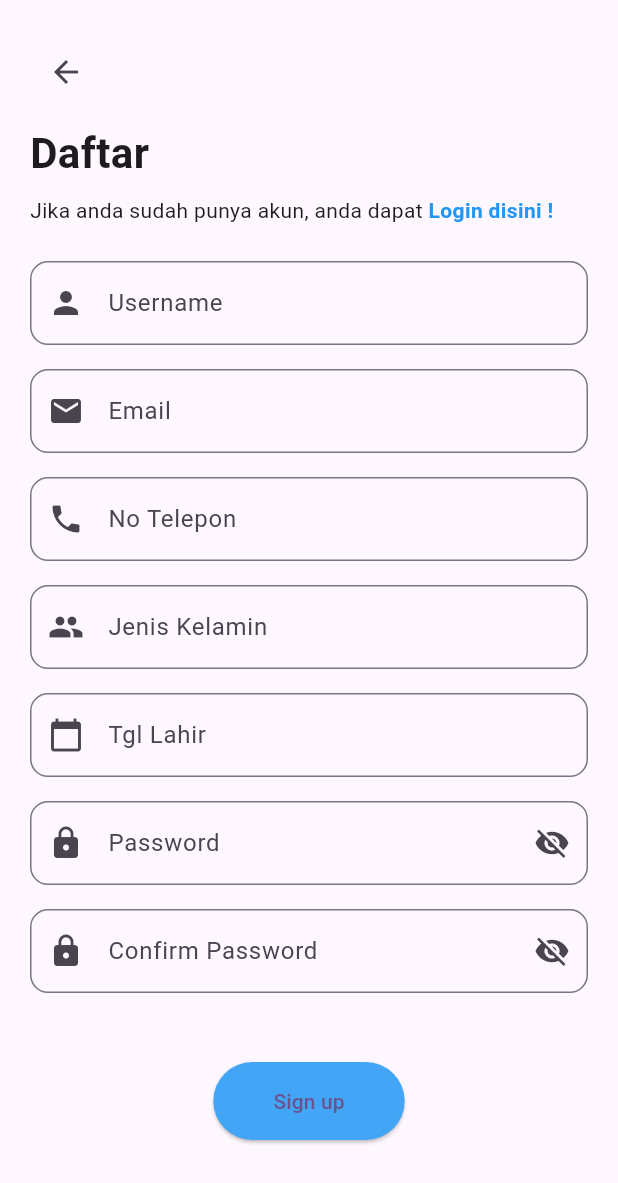
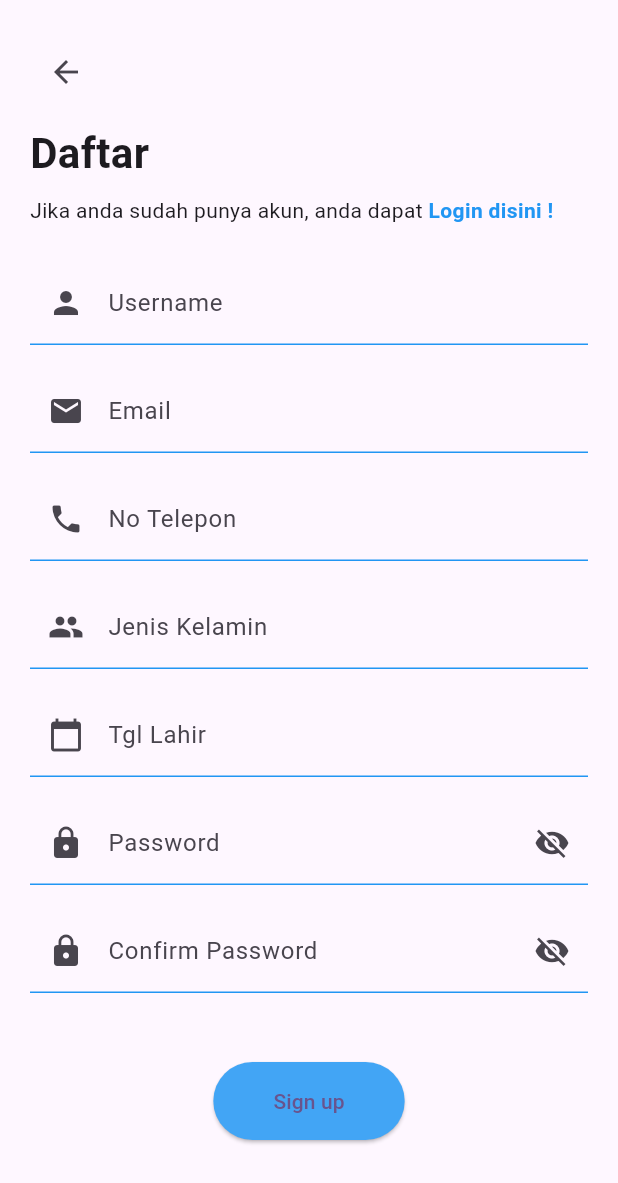
Before and after one commit to adeliaputri7/mobilebita, a Flutter app: the screen it shows after launch, item 3 of the bottom bar chosen, after a tap on "Daftar Akun", on a phone screen of 412 x 824 dp. Shown: the top 1183 px of the screen. Run offline on Flutter 3.47's test engine with Material 3 defaults, Android fonts, the phone set to English and light mode, and no system bars.

Commit message:
merubah rubah

```diff
--- a/lib/register.dart
+++ b/lib/register.dart
@@ -1,4 +1,5 @@
 import 'package:flutter/material.dart';
+import 'package:mobilebita/login.dart';
 
 class RegisterPage extends StatefulWidget {
   const RegisterPage({super.key});
@@ -40,7 +41,11 @@ class _RegisterPageState extends State<RegisterPage> {
                   const Text('Jika anda sudah punya akun, anda dapat '),
                   GestureDetector(
                     onTap: () {
-                      // Navigasi ke halaman login
+                      Navigator.push(
+                        context,
+                        MaterialPageRoute(
+                            builder: (context) => const LoginPage()),
+                      ); // Navigasi ke halaman login
                     },
                     child: const Text(
                       'Login disini !',
@@ -74,9 +79,6 @@ class _RegisterPageState extends State<RegisterPage> {
                 child: ElevatedButton(
                   style: ElevatedButton.styleFrom(
                     backgroundColor: Colors.blue[400],
-                    shape: RoundedRectangleBorder(
-                      borderRadius: BorderRadius.circular(30),
-                    ),
                     padding: const EdgeInsets.symmetric(
                         horizontal: 40, vertical: 16),
                   ),
@@ -102,7 +104,14 @@ class _RegisterPageState extends State<RegisterPage> {
           labelText: label,
           hintText: hint,
           prefixIcon: Icon(icon),
-          border: OutlineInputBorder(borderRadius: BorderRadius.circular(12)),
+          border: UnderlineInputBorder(),
+          enabledBorder: const UnderlineInputBorder(
+            borderSide:
+                BorderSide(color: Colors.blue), // Garis saat tidak fokus
+          ),
+          focusedBorder: const UnderlineInputBorder(
+            borderSide: BorderSide(color: Colors.blue, width: 2), // Saat fokus
+          ),
         ),
       ),
     );
@@ -132,7 +141,14 @@ class _RegisterPageState extends State<RegisterPage> {
               });
             },
           ),
-          border: OutlineInputBorder(borderRadius: BorderRadius.circular(12)),
+          border: UnderlineInputBorder(),
+          enabledBorder: const UnderlineInputBorder(
+            borderSide:
+                BorderSide(color: Colors.blue), // Garis saat tidak fokus
+          ),
+          focusedBorder: const UnderlineInputBorder(
+            borderSide: BorderSide(color: Colors.blue, width: 2), // Saat fokus
+          ),
         ),
       ),
     );
--- a/lib/splash_screen.dart
+++ b/lib/splash_screen.dart
@@ -25,17 +25,12 @@ class _SplashScreenState extends State<SplashScreen> {
   @override
   Widget build(BuildContext context) {
     return Scaffold(
-      body: SizedBox.expand(
-        child: Stack(
-          children: [
-            // Background penuh satu layar
-            Positioned.fill(
-              child: Image.asset(
-                'assets/splash/splashscreen.png',
-                fit: BoxFit.cover, // Gambar akan menyesuaikan ukuran layar
-              ),
-            ),
-          ],
+      body: Center(
+        child: Image.asset(
+          'assets/splash/splashscreen.png',
+          fit: BoxFit.cover,
+          width: double.infinity,
+          height: double.infinity,
         ),
       ),
     );
```
Also changed, not shown: lib/login.dart (+24 -22 lines), assets/splash/splashscreen.png (deleted), lib/splashscreen.png (added).
